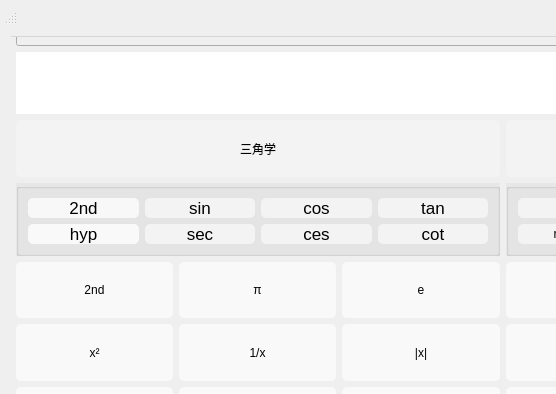
Above: scientificcalculator.ui from Hongxy-prodigal/Calculator before the change; both pictures show x 0 to 556 and y 0 to 394 of the 842 by 705 pixel window. Below: the same form after it.
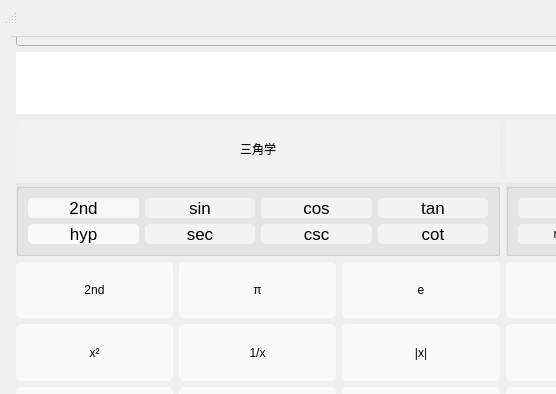
That is the form after the change. Icons and pictures are not drawn.

Diff of the .ui file:
```diff
--- a/scientificcalculator.ui
+++ b/scientificcalculator.ui
@@ -1357,7 +1357,7 @@
 }</string>
             </property>
             <property name="text">
-             <string>ces</string>
+             <string>csc</string>
             </property>
             <property name="default">
              <bool>false</bool>
```
Left out of the diff: 6 changed lines with no effect on the pictures.
